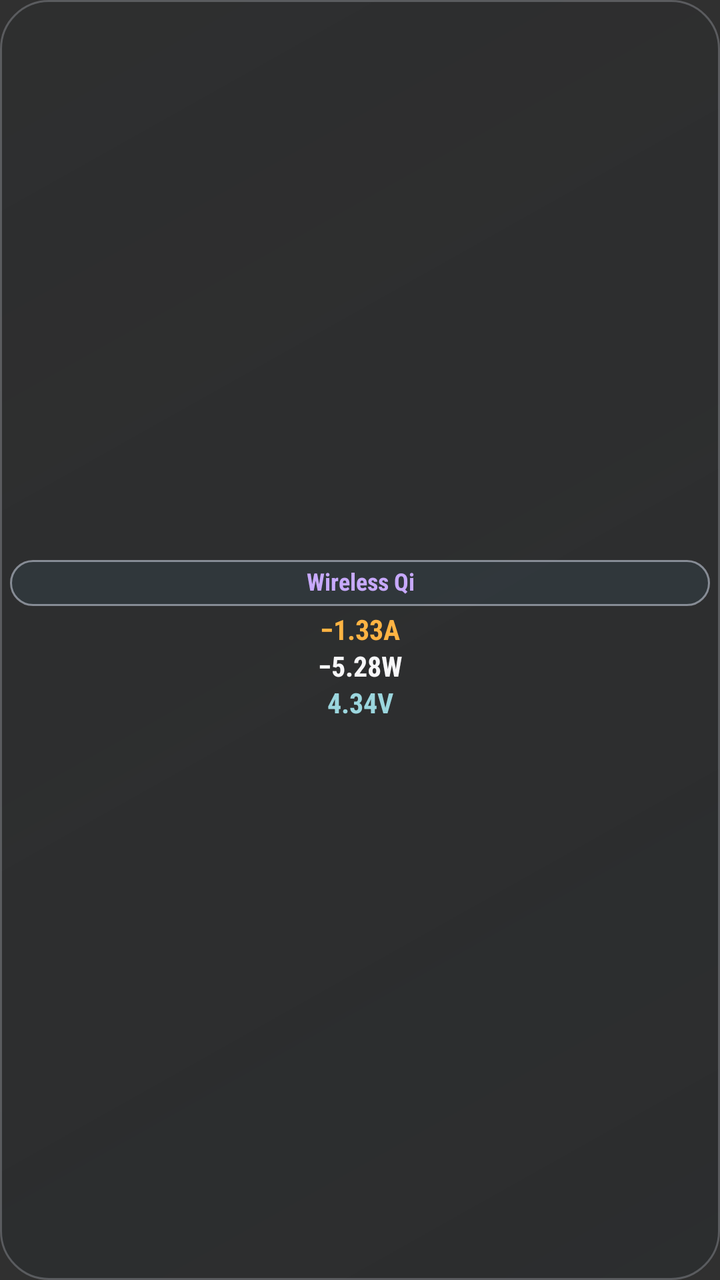
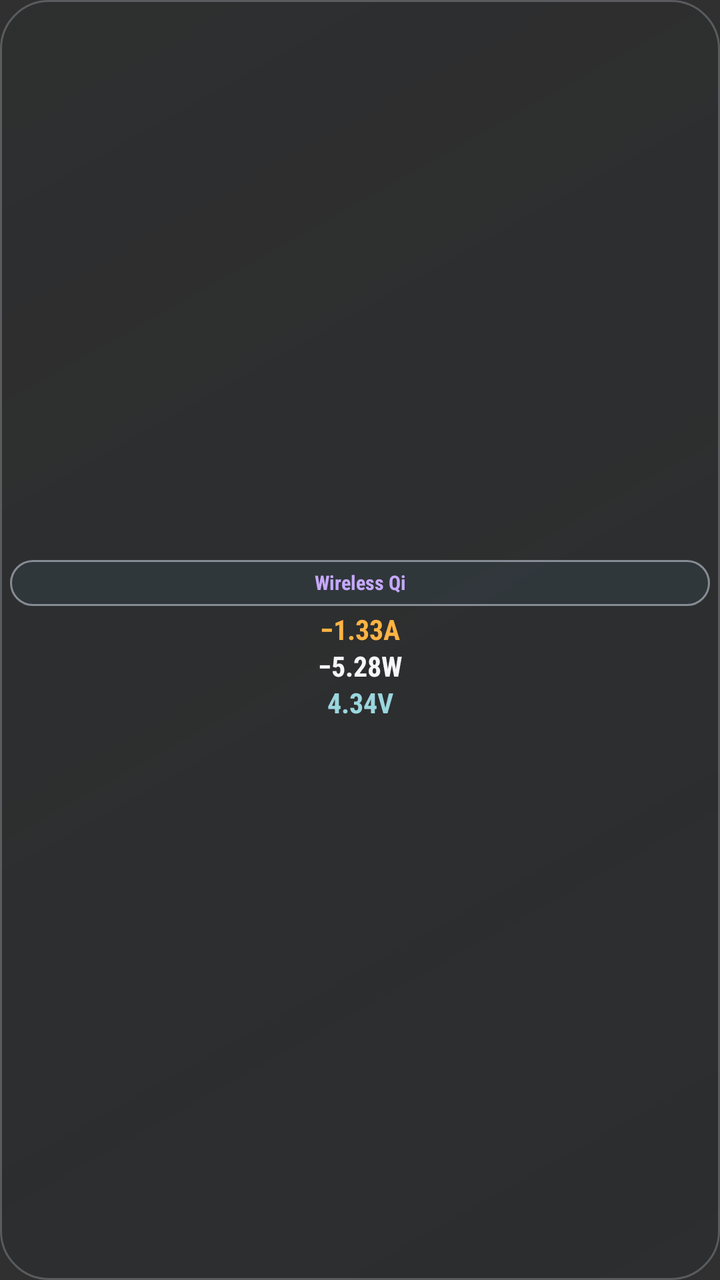

Screens rendered from an Android XML layout before and after an edit, with the pre-edit source and the edit as a unified diff.
<!-- AndroidManifest.xml: application theme android:Theme.Material.NoActionBar -->
<!-- res/layout/widget_transparent.xml -->
<?xml version="1.0" encoding="utf-8"?>
<LinearLayout xmlns:android="http://schemas.android.com/apk/res/android"
    android:id="@+id/widget_root"
    android:layout_width="match_parent"
    android:layout_height="match_parent"
    android:orientation="vertical"
    android:gravity="center"
    android:background="@drawable/widget_bg_transparent"
    android:paddingStart="5dp"
    android:paddingEnd="5dp"
    android:paddingTop="5dp"
    android:paddingBottom="5dp">

    
    <TextView
        android:id="@+id/widget_status"
        android:layout_width="match_parent"
        android:layout_height="23dp"
        android:gravity="center"
        android:background="@drawable/widget_source_badge_transparent"
        android:text="Wireless Qi"
        android:textColor="#C7A9FC"
        android:fontFamily="sans-serif-condensed"
        android:textStyle="bold"
        android:textSize="12sp"
        android:paddingStart="5dp"
        android:paddingEnd="5dp"
        android:includeFontPadding="false"
        android:singleLine="true"
        android:ellipsize="end"
        android:autoSizeTextType="uniform"
        android:autoSizeMinTextSize="9sp"
        android:autoSizeMaxTextSize="12sp"
        android:autoSizeStepGranularity="1sp"/>

    <TextView
        android:id="@+id/widget_value"
        android:layout_width="match_parent"
        android:layout_height="wrap_content"
        android:layout_marginTop="4dp"
        android:gravity="center"
        android:text="−1.33A"
        android:textColor="#FFB443"
        android:fontFamily="sans-serif-condensed"
        android:textStyle="bold"
        android:textSize="14sp"
        android:includeFontPadding="false"
        android:singleLine="true"
        android:ellipsize="end"
        android:autoSizeTextType="uniform"
        android:autoSizeMinTextSize="10sp"
        android:autoSizeMaxTextSize="14sp"
        android:autoSizeStepGranularity="1sp"/>

    <TextView
        android:id="@+id/widget_sub"
        android:layout_width="match_parent"
        android:layout_height="wrap_content"
        android:layout_marginTop="2dp"
        android:gravity="center"
        android:text="−5.28W"
        android:textColor="#F7F7F9"
        android:fontFamily="sans-serif-condensed"
        android:textStyle="bold"
        android:textSize="14sp"
        android:includeFontPadding="false"
        android:singleLine="true"
        android:ellipsize="end"
        android:autoSizeTextType="uniform"
        android:autoSizeMinTextSize="10sp"
        android:autoSizeMaxTextSize="14sp"
        android:autoSizeStepGranularity="1sp"/>

    <TextView
        android:id="@+id/widget_voltage"
        android:layout_width="match_parent"
        android:layout_height="wrap_content"
        android:layout_marginTop="2dp"
        android:gravity="center"
        android:text="4.34V"
        android:textColor="#9BD6DE"
        android:fontFamily="sans-serif-condensed"
        android:textStyle="bold"
        android:textSize="14sp"
        android:includeFontPadding="false"
        android:singleLine="true"
        android:ellipsize="end"
        android:autoSizeTextType="uniform"
        android:autoSizeMinTextSize="10sp"
        android:autoSizeMaxTextSize="14sp"
        android:autoSizeStepGranularity="1sp"/>
</LinearLayout>
<!-- resources referenced by this layout -->
<resources>
  <!-- drawable widget_bg_transparent (drawable) -->
  <?xml version="1.0" encoding="utf-8"?>
  <shape xmlns:android="http://schemas.android.com/apk/res/android" android:shape="rectangle">
      
      <gradient android:startColor="#321A2228" android:endColor="#16161D24" android:angle="135" />
      <stroke android:width="1dp" android:color="#3DE0E5F0" />
      <corners android:radius="24dp" />
  </shape>
  <!-- drawable widget_source_badge_transparent (drawable) -->
  <?xml version="1.0" encoding="utf-8"?>
  <shape xmlns:android="http://schemas.android.com/apk/res/android" android:shape="rectangle">
      <solid android:color="#6635444F" />
      <stroke android:width="1dp" android:color="#8FCCD3E0" />
      <corners android:radius="16dp" />
  </shape>
</resources>

<!-- the commit's change to res/layout/widget_transparent.xml (unified diff, before → after) -->
@@ -22,15 +22,15 @@
         android:textColor="#C7A9FC"
         android:fontFamily="sans-serif-condensed"
         android:textStyle="bold"
-        android:textSize="12sp"
-        android:paddingStart="5dp"
-        android:paddingEnd="5dp"
+        android:textSize="10sp"
+        android:paddingStart="2dp"
+        android:paddingEnd="2dp"
         android:includeFontPadding="false"
         android:singleLine="true"
         android:ellipsize="end"
         android:autoSizeTextType="uniform"
-        android:autoSizeMinTextSize="9sp"
-        android:autoSizeMaxTextSize="12sp"
+        android:autoSizeMinTextSize="8sp"
+        android:autoSizeMaxTextSize="10sp"
         android:autoSizeStepGranularity="1sp"/>
 
     <TextView
